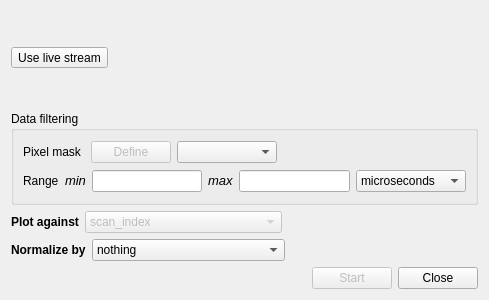
First picture: the form in Code/Mantid/MantidQt/CustomInterfaces/inc/MantidQtCustomInterfaces/RockingCurve.ui, repository mantidproject/mantid, before the edit.
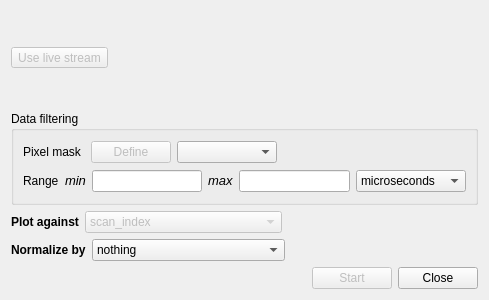
Second picture: the form after the edit. Custom widgets are drawn as their Qt base class.

Commit message: Re #6371. First steps in using live data stream.

What changed in the file:
```diff
--- a/Code/Mantid/MantidQt/CustomInterfaces/inc/MantidQtCustomInterfaces/RockingCurve.ui
+++ b/Code/Mantid/MantidQt/CustomInterfaces/inc/MantidQtCustomInterfaces/RockingCurve.ui
@@ -18,6 +18,9 @@
     <layout class="QHBoxLayout" name="horizontalLayout">
      <item>
       <widget class="QToolButton" name="liveButton">
+       <property name="enabled">
+        <bool>false</bool>
+       </property>
        <property name="text">
         <string>Use live stream</string>
        </property>
```
The commit also changes 2 other files.
